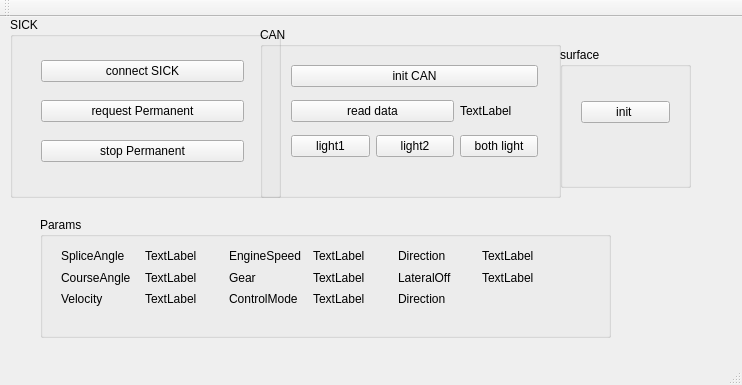
The window that mainwindow.ui (wozaiqufu/cyjApp) describes before a commit, drawn with Qt 5.
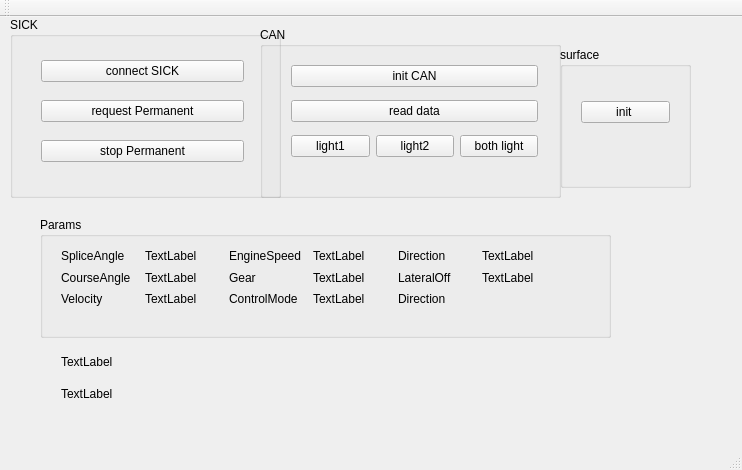
The same window after the commit.

Diff of the .ui file:
```diff
--- a/mainwindow.ui
+++ b/mainwindow.ui
@@ -7,7 +7,7 @@
     <x>0</x>
     <y>0</y>
     <width>742</width>
-    <height>385</height>
+    <height>470</height>
    </rect>
   </property>
   <property name="windowTitle">
@@ -109,6 +109,13 @@
         </property>
        </widget>
       </item>
+      <item row="2" column="0" colspan="3">
+       <widget class="QPushButton" name="pushButton_6">
+        <property name="text">
+         <string>read data</string>
+        </property>
+       </widget>
+      </item>
       <item row="0" column="0" colspan="3">
        <widget class="QPushButton" name="pushButton_5">
         <property name="text">
@@ -116,20 +123,6 @@
         </property>
        </widget>
       </item>
-      <item row="2" column="0" colspan="2">
-       <widget class="QPushButton" name="pushButton_6">
-        <property name="text">
-         <string>read data</string>
-        </property>
-       </widget>
-      </item>
-      <item row="2" column="2">
-       <widget class="QLabel" name="label_CANTimer">
-        <property name="text">
-         <string>TextLabel</string>
-        </property>
-       </widget>
-      </item>
      </layout>
     </widget>
    </widget>
@@ -309,6 +302,32 @@
      </layout>
     </widget>
    </widget>
+   <widget class="QWidget" name="gridLayoutWidget_5">
+    <property name="geometry">
+     <rect>
+      <x>50</x>
+      <y>320</y>
+      <width>521</width>
+      <height>81</height>
+     </rect>
+    </property>
+    <layout class="QGridLayout" name="gridLayout_5">
+     <item row="1" column="0">
+      <widget class="QLabel" name="label_CAN305">
+       <property name="text">
+        <string>TextLabel</string>
+       </property>
+      </widget>
+     </item>
+     <item row="0" column="0">
+      <widget class="QLabel" name="label_CAN304">
+       <property name="text">
+        <string>TextLabel</string>
+       </property>
+      </widget>
+     </item>
+    </layout>
+   </widget>
   </widget>
   <widget class="QMenuBar" name="menuBar">
    <property name="geometry">
```
